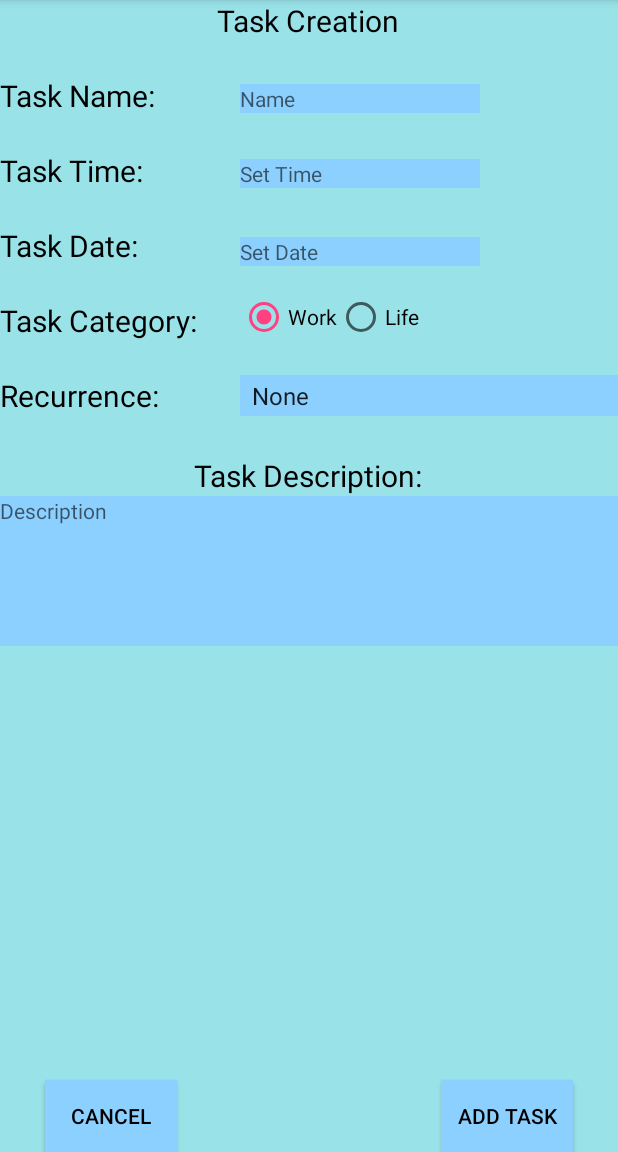
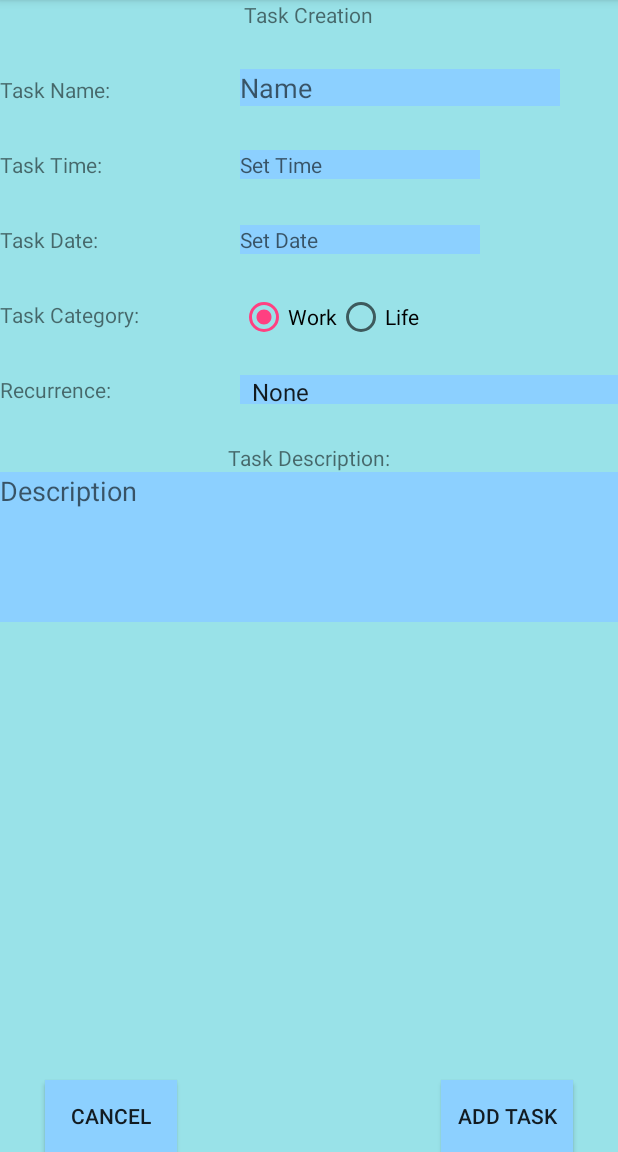
Before and after one commit to garryd635/CrushingItApp, an Android app: the screen it shows after launch (MainActivity), after a tap on "ADD", on a phone screen of 412 x 824 dp, the part 84-1236 px from its top. Run offline under Robolectric (Android 15) with nearby library versions, the phone set to English and light mode, and no system bars; 2 other taps on this screen came first.

Commit message:
Correctly added all text to the proper themes, ready to be updated when settings font size buttons work.

```diff
--- a/app/build.gradle
+++ b/app/build.gradle
@@ -2,7 +2,7 @@ apply plugin: 'com.android.application'
 
 android {
     compileSdkVersion 24
-    buildToolsVersion "24.0.3"
+    buildToolsVersion '25.0.0'
     defaultConfig {
         applicationId "com.qucrush.android.crushingitapp"
         minSdkVersion 14
--- a/app/src/main/java/com/qucrush/android/crushingitapp/SettingsFragment.java
+++ b/app/src/main/java/com/qucrush/android/crushingitapp/SettingsFragment.java
@@ -73,13 +73,15 @@ public class SettingsFragment extends Fragment{
         small.setOnClickListener(new View.OnClickListener(){
             public void onClick(View v) {
                 smallSize = true;
-                getActivity().setTheme(R.style.theme);
+                getActivity().setTheme(R.style.Theme);
             }
         });
 
         large.setOnClickListener(new View.OnClickListener(){
             public void onClick(View v) {
+
                 smallSize = false;
+                getActivity().setTheme(R.style.Theme);
             }
         });
 
--- a/app/src/main/res/layout/task_creation.xml
+++ b/app/src/main/res/layout/task_creation.xml
@@ -5,7 +5,7 @@
     android:background="@color/colorLightBlue" android:fillViewport="true">
 
     <TextView
-        style="@style/largeText"
+        style="?textTitle"
         android:text="Task Creation"
         android:layout_width="wrap_content"
         android:layout_height="wrap_content"
@@ -14,7 +14,7 @@
         android:layout_centerHorizontal="true"/>
 
     <TextView
-        style="@style/largeText"
+        style="?textTitle"
         android:text="Task Name:"
         android:layout_width="wrap_content"
         android:layout_height="wrap_content"
@@ -23,7 +23,7 @@
         android:layout_alignParentTop="true"/>
 
     <TextView
-        style="@style/largeText"
+        style="?textTitle"
         android:text="Task Date:"
         android:layout_width="wrap_content"
         android:layout_height="wrap_content"
@@ -32,7 +32,7 @@
         android:layout_alignParentTop="true"/>
 
     <TextView
-        style="@style/largeText"
+        style="?textTitle"
         android:text="Task Category:"
         android:layout_width="wrap_content"
         android:layout_height="wrap_content"
@@ -42,7 +42,7 @@
 
 
     <RadioGroup
-        style="@style/smallText"
+        style="?textBody"
         android:id="@+id/radioWorkLife"
         android:layout_width="match_parent"
         android:layout_height="match_parent"
@@ -67,7 +67,7 @@
     </RadioGroup>
 
     <TextView
-        style="@style/largeText"
+        style="?textTitle"
         android:text="Recurrence:"
         android:layout_width="wrap_content"
         android:layout_height="wrap_content"
@@ -76,7 +76,7 @@
         android:layout_alignParentTop="true"/>
 
     <TextView
-        style="@style/largeText"
+        style="?textTitle"
         android:text="Task Description:"
         android:layout_width="wrap_content"
         android:layout_height="wrap_content"
@@ -86,7 +86,7 @@
         android:layout_marginTop="26dp"/>
 
     <EditText
-        style="@style/smallText"
+        style="?textBody"
         android:layout_width="wrap_content"
         android:layout_height="100dp"
         android:inputType="textMultiLine"
@@ -104,7 +104,7 @@
         android:layout_alignParentEnd="true" />
 
     <Spinner
-        style="@style/smallText"
+        style="?textBody"
         android:layout_width="match_parent"
         android:layout_height="wrap_content"
         android:id="@+id/spinnerCreate"
@@ -117,7 +117,7 @@
         android:layout_alignStart="@+id/inputHours" />
 
     <Button
-        style="@style/smallText"
+        style="?textBody"
         android:text="Add Task"
         android:layout_width="wrap_content"
         android:layout_height="wrap_content"
@@ -130,7 +130,7 @@
         android:layout_marginEnd="30dp"/>
 
     <EditText
-        style="@style/smallText"
+        style="?textBody"
         android:layout_width="wrap_content"
         android:layout_height="wrap_content"
         android:inputType="textPersonName"
@@ -145,7 +145,7 @@
         android:layout_alignStart="@+id/inputHours" />
 
     <TextView
-        style="@style/smallText"
+        style="?textBody"
         android:layout_width="wrap_content"
         android:layout_height="wrap_content"
         android:inputType="date"
@@ -159,7 +159,7 @@
         android:layout_alignStart="@+id/InputName" />
 
     <Button
-        style="@style/smallText"
+        style="?textBody"
         android:text="Cancel"
         android:layout_width="wrap_content"
         android:layout_height="wrap_content"
@@ -170,7 +170,7 @@
         android:layout_marginStart="30dp"/>
 
     <TextView
-        style="@style/largeText"
+        style="?textTitle"
         android:text="Task Time:"
         android:layout_width="wrap_content"
         android:layout_height="wrap_content"
@@ -180,7 +180,7 @@
         android:layout_alignParentStart="true" />
 
     <TextView
-        style="@style/smallText"
+        style="?textBody"
         android:layout_width="wrap_content"
         android:layout_height="wrap_content"
         android:inputType="time"
--- a/app/src/main/res/layout/task_display.xml
+++ b/app/src/main/res/layout/task_display.xml
@@ -15,7 +15,7 @@
         android:text="CheckBox" />
 
     <TextView
-        style="@style/smallText"
+        style="?textBody"
         android:id="@+id/textTask1"
         android:layout_width="wrap_content"
         android:layout_height="wrap_content"
--- /dev/null
+++ b/app/src/main/res/values/attrs.xml
@@ -0,0 +1,6 @@
+<?xml version="1.0" encoding="utf-8"?>
+<resources>
+    <!-- View styles -->
+    <attr name="textTitle" format="reference" />
+    <attr name="textBody" format="reference" />
+</resources>
```
Also changed, not shown: app/src/main/res/layout/daily_report.xml (+4 -4 lines), app/src/main/res/layout/settings.xml (+5 -5 lines), app/src/main/res/layout/task_edit.xml (+16 -16 lines), app/src/main/res/values/styles.xml (+17 -18 lines), 1 other file.
